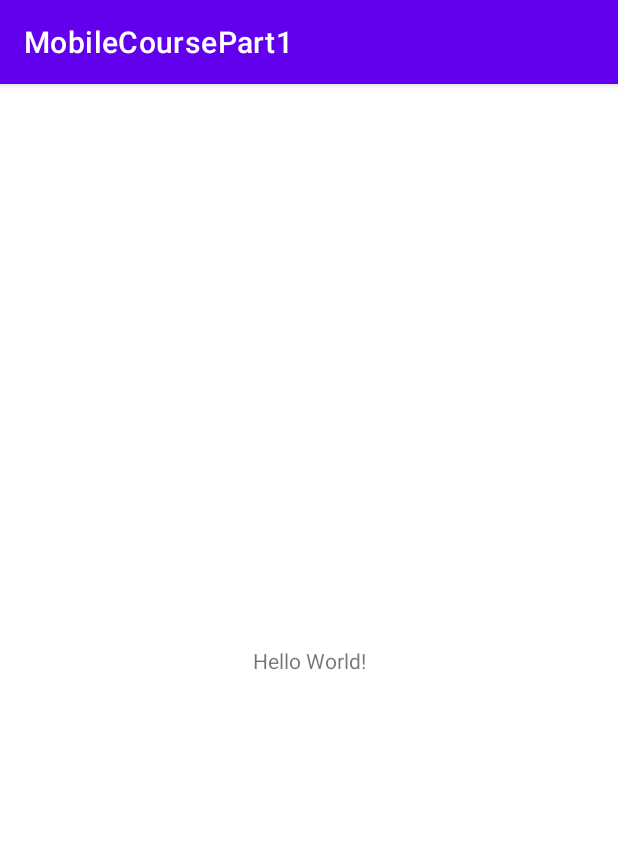
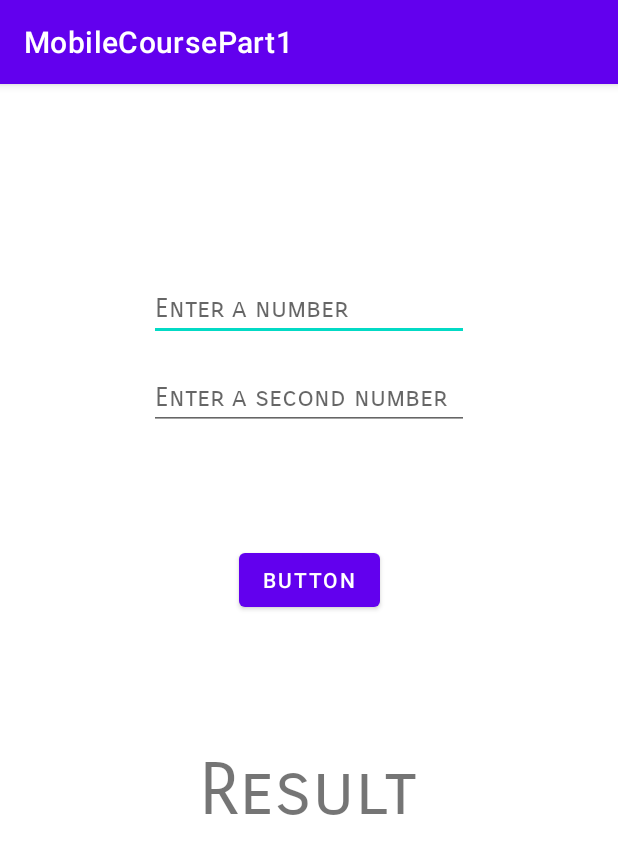
Before and after one commit to iitaellu/MobileCoursePart1, an Android app: the screen it shows after launch (MainActivity), on a phone screen of 412 x 824 dp. Shown: the top 854 px of the screen. Run offline under Robolectric (Android 15) with nearby library versions, the phone set to English and light mode, and no system bars.

Commit message:
Update activity_main.xml

```diff
--- a/app/src/main/res/layout/activity_main.xml
+++ b/app/src/main/res/layout/activity_main.xml
@@ -2,17 +2,61 @@
 <androidx.constraintlayout.widget.ConstraintLayout xmlns:android="http://schemas.android.com/apk/res/android"
     xmlns:app="http://schemas.android.com/apk/res-auto"
     xmlns:tools="http://schemas.android.com/tools"
+    android:id="@+id/addbutton"
     android:layout_width="match_parent"
     android:layout_height="match_parent"
     tools:context=".MainActivity">
 
-    <TextView
+    <EditText
+        android:id="@+id/firtNumEditText"
         android:layout_width="wrap_content"
         android:layout_height="wrap_content"
-        android:text="Hello World!"
+        android:ems="10"
+        android:fontFamily="sans-serif-smallcaps"
+        android:hint="Enter a number"
+        android:inputType="number|textPersonName"
         app:layout_constraintBottom_toBottomOf="parent"
-        app:layout_constraintLeft_toLeftOf="parent"
-        app:layout_constraintRight_toRightOf="parent"
-        app:layout_constraintTop_toTopOf="parent" />
+        app:layout_constraintEnd_toEndOf="parent"
+        app:layout_constraintStart_toStartOf="parent"
+        app:layout_constraintTop_toTopOf="parent"
+        app:layout_constraintVertical_bias="0.177" />
 
+    <EditText
+        android:id="@+id/secondNumberEditText"
+        android:layout_width="wrap_content"
+        android:layout_height="wrap_content"
+        android:ems="10"
+        android:fontFamily="sans-serif-smallcaps"
+        android:hint="Enter a second number"
+        android:inputType="number|textPersonName"
+        app:layout_constraintBottom_toBottomOf="parent"
+        app:layout_constraintEnd_toEndOf="parent"
+        app:layout_constraintStart_toStartOf="parent"
+        app:layout_constraintTop_toBottomOf="@+id/firtNumEditText"
+        app:layout_constraintVertical_bias="0.03" />
+
+    <Button
+        android:id="@+id/addButton"
+        android:layout_width="wrap_content"
+        android:layout_height="wrap_content"
+        android:text="Button"
+        app:layout_constraintBottom_toBottomOf="parent"
+        app:layout_constraintEnd_toEndOf="parent"
+        app:layout_constraintStart_toStartOf="parent"
+        app:layout_constraintTop_toTopOf="parent"
+        app:layout_constraintVertical_bias="0.426" />
+
+    <TextView
+        android:id="@+id/sumTextView"
+        android:layout_width="wrap_content"
+        android:layout_height="wrap_content"
+        android:fontFamily="sans-serif-smallcaps"
+        android:text="Result"
+        android:textSize="48sp"
+        app:layout_constraintBottom_toBottomOf="parent"
+        app:layout_constraintEnd_toEndOf="parent"
+        app:layout_constraintHorizontal_bias="0.498"
+        app:layout_constraintStart_toStartOf="parent"
+        app:layout_constraintTop_toBottomOf="@+id/addButton"
+        app:layout_constraintVertical_bias="0.246" />
 </androidx.constraintlayout.widget.ConstraintLayout>
```
